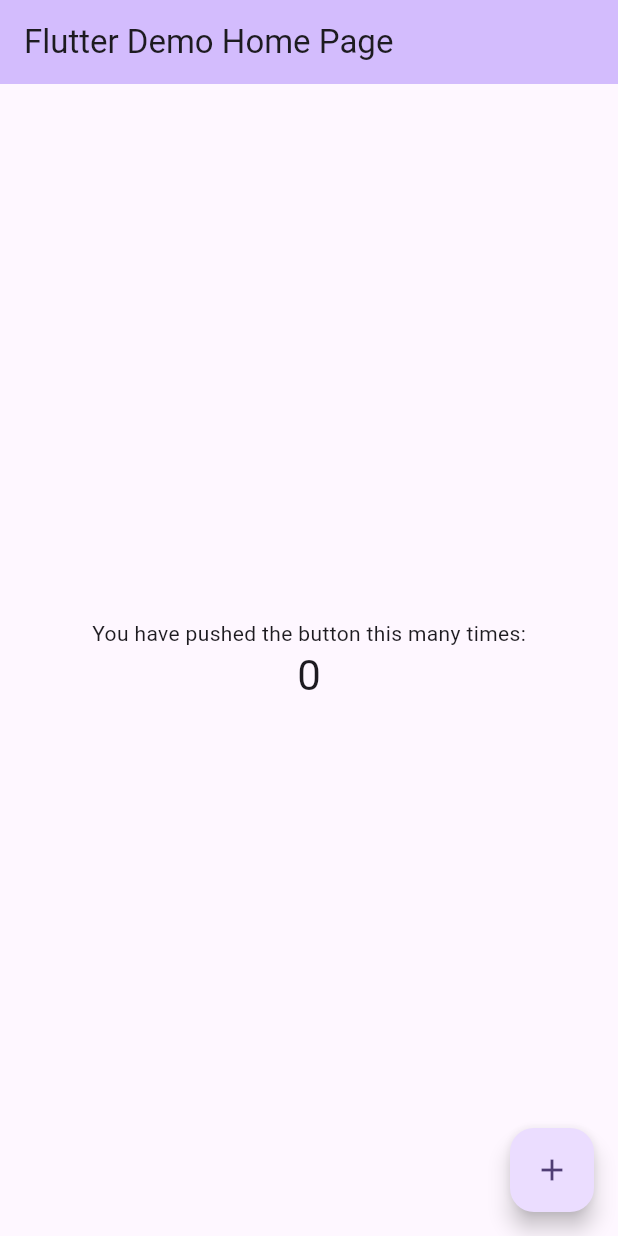
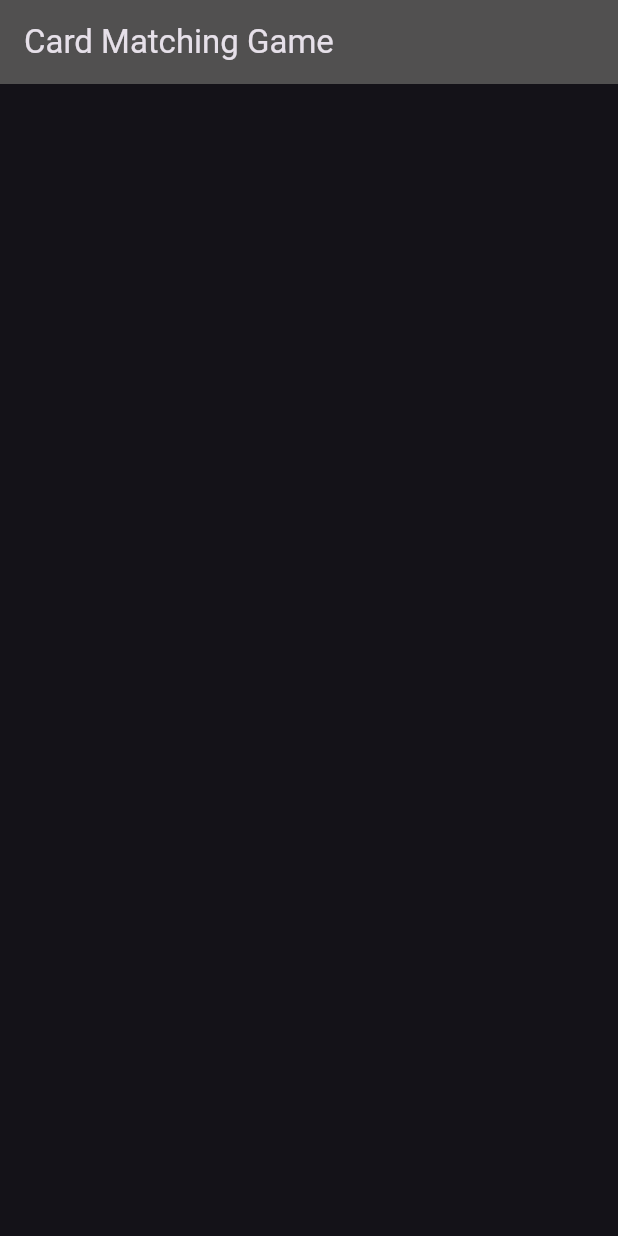
Before and after one commit to amean101/Card-Matching-Game, a Flutter app: the screen it shows after launch, on a phone screen of 412 x 824 dp. Run offline on Flutter 3.47's test engine with Material 3 defaults, Android fonts, the phone set to English and light mode, and no system bars.

Commit message:
added class that stores objects that represent the card

```diff
--- /dev/null
+++ b/lib/card_game.dart
@@ -0,0 +1,32 @@
+import 'package:flutter/material.dart';
+
+class CardModel {
+  final int id;
+  final String image;
+  bool isFaceUp;
+  bool isMatched;
+
+  CardModel({required this.id, required this.image})
+      : isFaceUp = false,
+        isMatched = false;
+}
+
+class GameScreen extends StatefulWidget {
+  const GameScreen({super.key});
+
+  @override
+  State<GameScreen> createState() => _GameScreenState();
+}
+
+class _GameScreenState extends State<GameScreen> {
+
+  @override
+  Widget build(BuildContext context) {
+    return Scaffold(
+      appBar: AppBar(
+        backgroundColor: const Color.fromARGB(255, 81, 80, 80),
+        title: const Text('Card Matching Game'),
+      ),
+    );
+  }
+}
--- a/lib/main.dart
+++ b/lib/main.dart
@@ -1,122 +1,25 @@
 import 'package:flutter/material.dart';
+import 'package:hw3/card_game.dart';
 
 void main() {
   runApp(const MyApp());
 }
 
-class MyApp extends StatelessWidget {
+class MyApp extends StatefulWidget {
   const MyApp({super.key});
 
-  // This widget is the root of your application.
+  @override
+  State<MyApp> createState() => _MyAppState();
+}
+
+class _MyAppState extends State<MyApp> {
   @override
   Widget build(BuildContext context) {
     return MaterialApp(
-      title: 'Flutter Demo',
-      theme: ThemeData(
-        // This is the theme of your application.
-        //
-        // TRY THIS: Try running your application with "flutter run". You'll see
-        // the application has a purple toolbar. Then, without quitting the app,
-        // try changing the seedColor in the colorScheme below to Colors.green
-        // and then invoke "hot reload" (save your changes or press the "hot
-        // reload" button in a Flutter-supported IDE, or press "r" if you used
-        // the command line to start the app).
-        //
-        // Notice that the counter didn't reset back to zero; the application
-        // state is not lost during the reload. To reset the state, use hot
-        // restart instead.
-        //
-        // This works for code too, not just values: Most code changes can be
-        // tested with just a hot reload.
-        colorScheme: ColorScheme.fromSeed(seedColor: Colors.deepPurple),
-      ),
-      home: const MyHomePage(title: 'Flutter Demo Home Page'),
+      title: 'Matching Card Game',
+      theme: ThemeData.dark(),
+      home: const GameScreen(),
+      debugShowCheckedModeBanner: false,
     );
   }
 }
-
-class MyHomePage extends StatefulWidget {
-  const MyHomePage({super.key, required this.title});
-
-  // This widget is the home page of your application. It is stateful, meaning
-  // that it has a State object (defined below) that contains fields that affect
-  // how it looks.
-
-  // This class is the configuration for the state. It holds the values (in this
-  // case the title) provided by the parent (in this case the App widget) and
-  // used by the build method of the State. Fields in a Widget subclass are
-  // always marked "final".
-
-  final String title;
-
-  @override
-  State<MyHomePage> createState() => _MyHomePageState();
-}
-
-class _MyHomePageState extends State<MyHomePage> {
-  int _counter = 0;
-
-  void _incrementCounter() {
-    setState(() {
-      // This call to setState tells the Flutter framework that something has
-      // changed in this State, which causes it to rerun the build method below
-      // so that the display can reflect the updated values. If we changed
-      // _counter without calling setState(), then the build method would not be
-      // called again, and so nothing would appear to happen.
-      _counter++;
-    });
-  }
-
-  @override
-  Widget build(BuildContext context) {
-    // This method is rerun every time setState is called, for instance as done
-    // by the _incrementCounter method above.
-    //
-    // The Flutter framework has been optimized to make rerunning build methods
-    // fast, so that you can just rebuild anything that needs updating rather
-    // than having to individually change instances of widgets.
-    return Scaffold(
-      appBar: AppBar(
-        // TRY THIS: Try changing the color here to a specific color (to
-        // Colors.amber, perhaps?) and trigger a hot reload to see the AppBar
-        // change color while the other colors stay the same.
-        backgroundColor: Theme.of(context).colorScheme.inversePrimary,
-        // Here we take the value from the MyHomePage object that was created by
-        // the App.build method, and use it to set our appbar title.
-        title: Text(widget.title),
-      ),
-      body: Center(
-        // Center is a layout widget. It takes a single child and positions it
-        // in the middle of the parent.
-        child: Column(
-          // Column is also a layout widget. It takes a list of children and
-          // arranges them vertically. By default, it sizes itself to fit its
-          // children horizontally, and tries to be as tall as its parent.
-          //
-          // Column has various properties to control how it sizes itself and
-          // how it positions its children. Here we use mainAxisAlignment to
-          // center the children vertically; the main axis here is the vertical
-          // axis because Columns are vertical (the cross axis would be
-          // horizontal).
-          //
-          // TRY THIS: Invoke "debug painting" (choose the "Toggle Debug Paint"
-          // action in the IDE, or press "p" in the console), to see the
-          // wireframe for each widget.
-          mainAxisAlignment: MainAxisAlignment.center,
-          children: <Widget>[
-            const Text('You have pushed the button this many times:'),
-            Text(
-              '$_counter',
-              style: Theme.of(context).textTheme.headlineMedium,
-            ),
-          ],
-        ),
-      ),
-      floatingActionButton: FloatingActionButton(
-        onPressed: _incrementCounter,
-        tooltip: 'Increment',
-        child: const Icon(Icons.add),
-      ), // This trailing comma makes auto-formatting nicer for build methods.
-    );
-  }
-}
```
